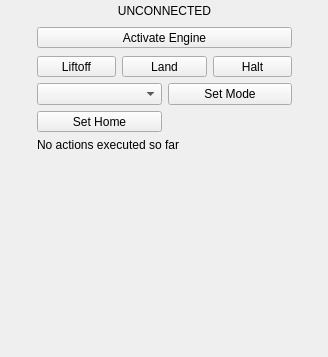
This is src/ui/UASControl.ui in mavlink/qgroundcontrol as Qt 5 draws it before an edit. The edited form follows.
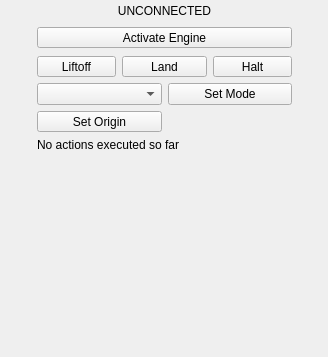
This is the edited form. Icons and pictures are not drawn.

Commit message: Cleanup, moved output files, added set home button

```diff
--- a/src/ui/UASControl.ui
+++ b/src/ui/UASControl.ui
@@ -219,7 +219,7 @@
       </size>
      </property>
      <property name="text">
-      <string>Set Home</string>
+      <string>Set Origin</string>
      </property>
      <property name="icon">
       <iconset resource="../../mavground.qrc">
```
The commit also changes 5 other files.
